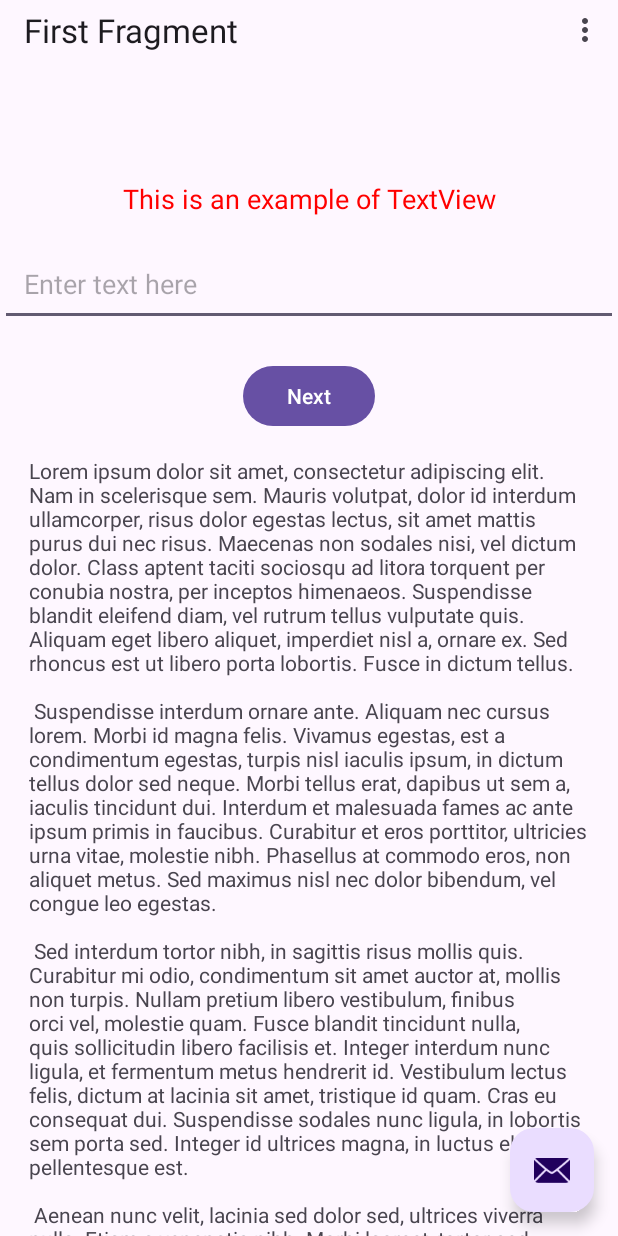
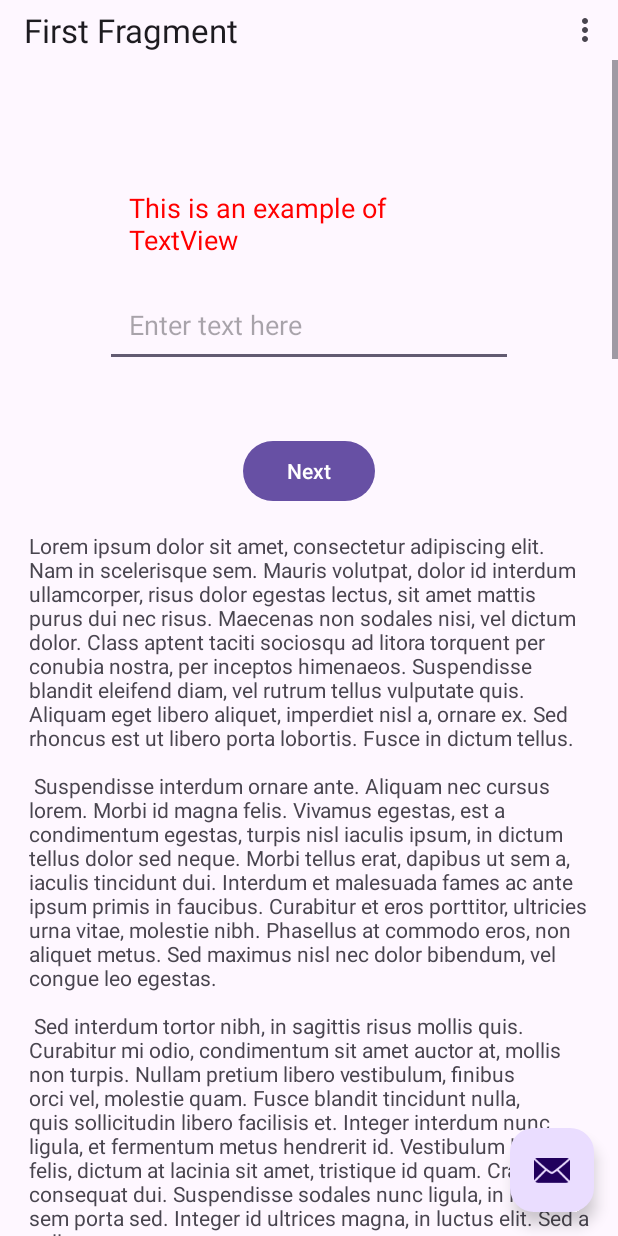
Before and after one commit to Rvannest/BasicViewsActivity4200Assignment1, an Android app: the screen it shows after launch (MainActivity), on a phone screen of 412 x 824 dp. Run offline under Robolectric (Android 15) with nearby library versions, the phone set to English and light mode, and no system bars; our stand-ins replace navigation-ui.

Commit message:
scroll view task is now done

```diff
--- a/app/src/main/res/layout/content_main.xml
+++ b/app/src/main/res/layout/content_main.xml
@@ -6,6 +6,21 @@
     android:layout_height="match_parent"
     app:layout_behavior="@string/appbar_scrolling_view_behavior">
 
+    <ScrollView
+        android:layout_width="match_parent"
+        android:layout_height="0dp"
+        android:scrollbars="vertical"
+        android:fadeScrollbars="false"
+        app:layout_constraintTop_toTopOf="parent"
+        app:layout_constraintBottom_toTopOf="@id/nav_host_fragment_content_main"
+        app:layout_constraintStart_toStartOf="parent"
+        app:layout_constraintEnd_toEndOf="parent">
+
+        <LinearLayout
+            android:layout_width="match_parent"
+            android:layout_height="wrap_content"
+            android:orientation="vertical"
+            android:padding="70dp">
 
             <TextView
                 android:id="@+id/textView"
@@ -32,11 +47,14 @@
                 app:layout_constraintStart_toStartOf="parent"
                 app:layout_constraintEnd_toEndOf="parent" />
 
+        </LinearLayout>
+    </ScrollView>
+
     <fragment
         android:id="@+id/nav_host_fragment_content_main"
         android:name="androidx.navigation.fragment.NavHostFragment"
         android:layout_width="405dp"
-        android:layout_height="600dp"
+        android:layout_height="550dp"
         app:defaultNavHost="true"
         app:layout_constraintBottom_toBottomOf="parent"
         app:layout_constraintEnd_toEndOf="parent"
```
Lines whose indentation alone changed are shown as unchanged.
